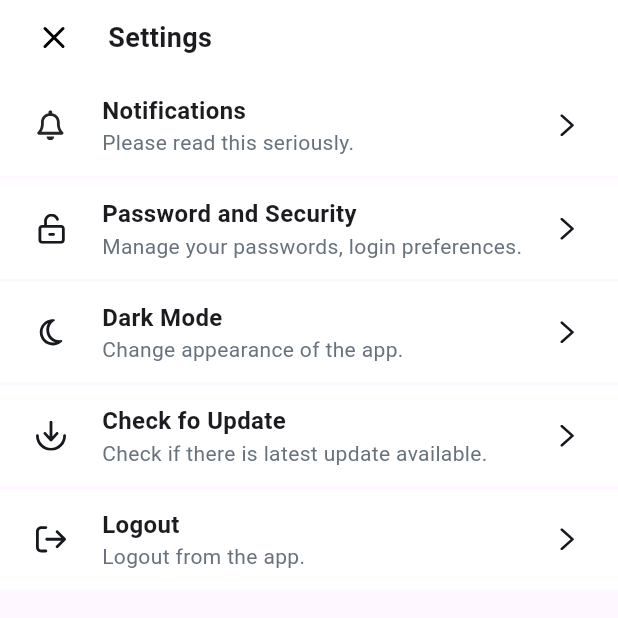
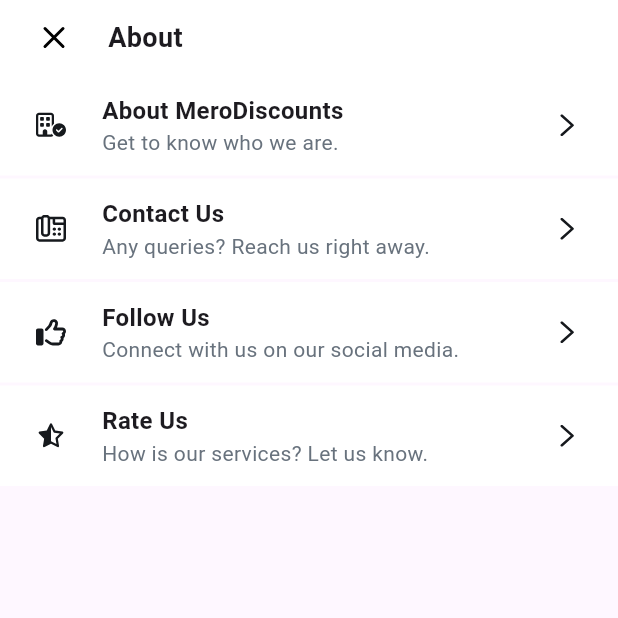
Before and after one commit to alekh09/merodiscountsv2, a Flutter app: the screen it shows after launch, on a phone screen of 412 x 824 dp, the top half of it. Run offline on Flutter 3.47's test engine with Material 3 defaults, Android fonts, the phone set to English and light mode, and no system bars; our stand-ins replace cached_network_image, flutter_svg; Roboto replaces fonts that are missing (SFPro).

Commit message:
sub_about page

```diff
--- a/lib/core/utils/asset_provider.dart
+++ b/lib/core/utils/asset_provider.dart
@@ -48,7 +48,8 @@
   String get moon => '$kSvgImagesPath/moon.svg';
   String get logout => '$kSvgImagesPath/logout.svg';
   String get updates => '$kSvgImagesPath/updates.svg';
-
+  String get thumbs_up => '$kSvgImagesPath/thumbs_up.svg';
+  String get star_half_stroke => '$kSvgImagesPath/star_half_stroke.svg';
 
 
 
--- a/lib/main.dart
+++ b/lib/main.dart
@@ -5,6 +5,7 @@
 import 'package:mero_discountsv2/screens/policies_sub_page/policies_page.dart';
 import 'package:mero_discountsv2/screens/profile_page/profile_page.dart';
 import 'package:mero_discountsv2/screens/settings/settings.dart';
+import 'package:mero_discountsv2/screens/sub_about/sub_about.dart';
 import 'package:mero_discountsv2/screens/vendor_about_page/about_vendor.dart';
 import 'package:mero_discountsv2/screens/vendor_about_page/vendor_review.dart';
 import 'package:mero_discountsv2/screens/vendorpage/item_description.dart';
@@ -21,7 +22,7 @@
   @override
   Widget build(BuildContext context) {
     return const  MaterialApp(
-      home: SettingsPage(),
+      home: SubAboutPage(),
     );
   }
 }
--- /dev/null
+++ b/lib/screens/sub_about/sub_about.dart
@@ -0,0 +1,207 @@
+import 'package:flutter/material.dart';
+import 'package:flutter_svg/svg.dart';
+import 'package:mero_discountsv2/core/constants/color_constants.dart';
+import 'package:mero_discountsv2/core/utils/asset_provider.dart';
+import 'package:mero_discountsv2/core/utils/util.dart';
+import 'package:mero_discountsv2/features/widgets/responsive_text.dart';
+
+class SubAboutPage extends StatelessWidget {
+  const SubAboutPage({super.key});
+
+  @override
+  Widget build(BuildContext context) {
+    return Scaffold(
+      // backgroundColor: Color(0xffF5F5F5),
+      body: SingleChildScrollView(
+        child: SafeArea(
+          child: Column(
+            children: <Widget>[
+              Container(
+                padding: EdgeInsets.symmetric(horizontal: kHorizontalMargin, vertical: kVerticalMargin),
+                color: Colors.white,
+                child: Row(
+                  children: [
+                    SvgPicture.asset(
+                      Assets.svgImages.cross
+                    ),
+                    SizedBox(width: kHorizontalMargin,),
+                    ResponsiveText(
+                      "About",
+                      fontSize: 18,
+                      fontWeight: FontWeight.w700,
+                    )
+                  ],
+                ),
+              ),
+              Container(
+                padding: EdgeInsets.symmetric(horizontal: kHorizontalMargin, vertical: kVerticalMargin),
+                // height: 100,
+                width: double.infinity,
+                decoration: BoxDecoration(color: Colors.white),
+                child: Row(
+                  children: [
+                    SvgPicture.asset(
+                      Assets.svgImages.about,
+                      height: 20,
+                      width: 20,
+                    ),
+                    SizedBox(width: kHorizontalMargin),
+                    Expanded(
+                      child: Column(
+                        crossAxisAlignment: CrossAxisAlignment.start,
+                        children: [
+                          ResponsiveText(
+                            "About MeroDiscounts",
+                            fontSize: 16,
+                            fontWeight: FontWeight.w700,
+                            // textColor: Colors.,
+                          ),
+                          ResponsiveText(
+                            "Get to know who we are.",
+                            textColor: Color(kBaseLight),
+                            fontSize: 14,
+                            fontWeight: FontWeight.w400,
+                          ),
+                        ],
+                      ),
+                    ),
+                    SvgPicture.asset(
+                      Assets.svgImages.right_more,
+                      height: 20,
+                      width: 20,
+                    ),
+                  ],
+                ),
+              ),
+              SizedBox(height: 2,),
+              // Divider(thickness: 1,),
+              Container(
+                padding: EdgeInsets.symmetric(horizontal: kHorizontalMargin, vertical: kVerticalMargin),
+                // height: 100,
+                width: double.infinity,
+                decoration: BoxDecoration(color: Colors.white),
+                child: Row(
+                  children: [
+                    SvgPicture.asset(
+                      Assets.svgImages.phone_office,
+                      height: 20,
+                      width: 20,
+                    ),
+                    SizedBox(width: kHorizontalMargin),
+                    Expanded(
+                      child: Column(
+                        crossAxisAlignment: CrossAxisAlignment.start,
+                        children: [
+                          ResponsiveText(
+                            "Contact Us",
+                            fontSize: 16,
+                            fontWeight: FontWeight.w700,
+                            // textColor: Colors.,
+                          ),
+                          ResponsiveText(
+                            "Any queries? Reach us right away.",
+                            textColor: Color(kBaseLight),
+                            fontSize: 14,
+                            fontWeight: FontWeight.w400,
+                          ),
+                        ],
+                      ),
+                    ),
+                    SvgPicture.asset(
+                      Assets.svgImages.right_more,
+                      height: 20,
+                      width: 20,
+                    ),
+                  ],
+                )
+              ),
+              SizedBox(height: 2,),
+              // Divider(thickness: 1,),
+              Container(
+                padding: EdgeInsets.symmetric(horizontal: kHorizontalMargin, vertical: kVerticalMargin),
+                // height: 100,
+                width: double.infinity,
+                decoration: BoxDecoration(color: Colors.white),
+                child: Row(
+                  children: [
+                    SvgPicture.asset(
+                      Assets.svgImages.thumbs_up,
+                      height: 20,
+                      width: 20,
+                    ),
+                    SizedBox(width: kHorizontalMargin),
+                    Expanded(
+                      child: Column(
+                        crossAxisAlignment: CrossAxisAlignment.start,
+                        children: [
+                          ResponsiveText(
+                            "Follow Us",
+                            fontSize: 16,
+                            fontWeight: FontWeight.w700,
+                            // textColor: Colors.,
+                          ),
+                          ResponsiveText(
+                            "Connect with us on our social media.",
+                            textColor: Color(kBaseLight),
+                            fontSize: 14,
+                            fontWeight: FontWeight.w400,
+                          ),
+                        ],
+                      ),
+                    ),
+                    SvgPicture.asset(
+                      Assets.svgImages.right_more,
+                      height: 20,
+                      width: 20,
+                    ),
+                  ],
+                )
+              ),
+              SizedBox(height: 2,),
+              // Divider(thickness: 1,),
+              Container(
+                padding: EdgeInsets.symmetric(horizontal: kHorizontalMargin, vertical: kVerticalMargin),
+                // height: 100,
+                width: double.infinity,
+                decoration: BoxDecoration(color: Colors.white),
+                child: Row(
+                  children: [
+                    SvgPicture.asset(
+                      Assets.svgImages.star_half_stroke,
+                      height: 20,
+                      width: 20,
+                    ),
+                    SizedBox(width: kHorizontalMargin),
+                    Expanded(
+                      child: Column(
+                        crossAxisAlignment: CrossAxisAlignment.start,
+                        children: [
+                          ResponsiveText(
+                            "Rate Us",
+                            fontSize: 16,
+                            fontWeight: FontWeight.w700,
+                            // textColor: Colors.,
+                          ),
+                          ResponsiveText(
+                            "How is our services? Let us know.",
+                            textColor: Color(kBaseLight),
+                            fontSize: 14,
+                            fontWeight: FontWeight.w400,
+                          ),
+                        ],
+                      ),
+                    ),
+                    SvgPicture.asset(
+                      Assets.svgImages.right_more,
+                      height: 20,
+                      width: 20,
+                    ),
+                  ],
+                )
+              ),
+            ]
+          )),
+      ),
+    );
+  }
+}
```
Also changed, not shown: assets/svg_images/star_half_stroke.svg (added), assets/svg_images/thumbs_up.svg (added).
